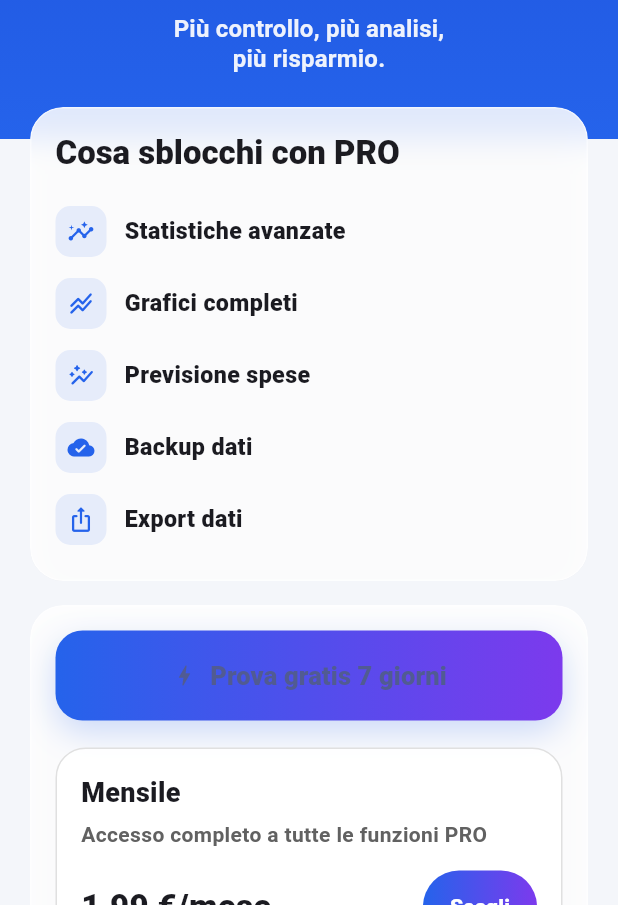
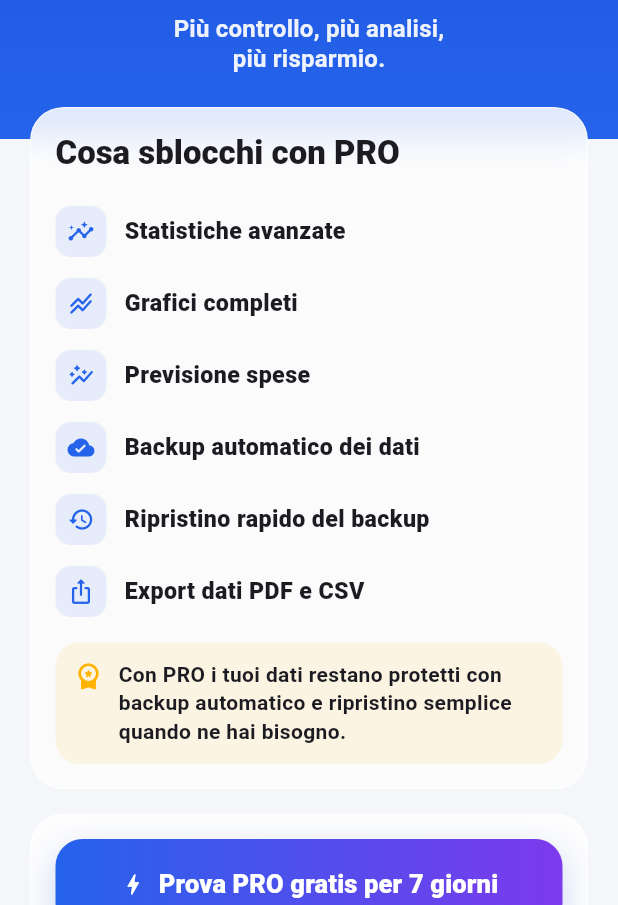
Before and after one commit to danieletaverriti-cpu/quantoposso, a Flutter app: the ProScreen screen opened directly with empty values, on a phone screen of 412 x 824 dp, the part 331-1236 px from its top. Run offline on Flutter 3.47's test engine with Material 3 defaults, Android fonts, the phone set to English and light mode, and no system bars; our stand-ins replace file_picker, fl_chart, flutter_local_notifications, hive, hive_flutter, image_picker and 5 more; accounts and stored records are empty.

Commit message:
sistemazione backup

```diff
--- a/lib/ui/screens/pro_screen.dart
+++ b/lib/ui/screens/pro_screen.dart
@@ -296,18 +296,50 @@ class _ProScreenState extends State<ProScreen>
         icon: Icons.stacked_line_chart_rounded,
         text: 'Grafici completi',
       ),
-
       const _FeatureRow(
         icon: Icons.auto_graph_rounded,
         text: 'Previsione spese',
       ),
       const _FeatureRow(
         icon: Icons.cloud_done_rounded,
-                            text: 'Backup dati',
+        text: 'Backup automatico dei dati',
+      ),
+      const _FeatureRow(
+        icon: Icons.restore_rounded,
+        text: 'Ripristino rapido del backup',
       ),
       const _FeatureRow(
         icon: Icons.ios_share_rounded,
-                            text: 'Export dati',
+        text: 'Export dati PDF e CSV',
+      ),
+      const SizedBox(height: 10),
+      Container(
+        width: double.infinity,
+        padding: const EdgeInsets.all(12),
+        decoration: BoxDecoration(
+          color: const Color(0xFFFFB300).withValues(alpha: 0.10),
+          borderRadius: BorderRadius.circular(16),
+        ),
+        child: const Row(
+          crossAxisAlignment: CrossAxisAlignment.start,
+          children: [
+            Icon(
+              Icons.workspace_premium_rounded,
+              color: Color(0xFFFFB300),
+              size: 20,
+            ),
+            SizedBox(width: 10),
+            Expanded(
+              child: Text(
+                'Con PRO i tuoi dati restano protetti con backup automatico e ripristino semplice quando ne hai bisogno.',
+                style: TextStyle(
+                  fontWeight: FontWeight.w700,
+                  height: 1.35,
+                ),
+              ),
+            ),
+          ],
+        ),
       ),
     ],
   ),
@@ -320,53 +352,70 @@ class _ProScreenState extends State<ProScreen>
   width: double.infinity,
   decoration: BoxDecoration(
     borderRadius: BorderRadius.circular(18),
-                              gradient: const LinearGradient(
-                                colors: [
-                                  Color(0xFF2563EB),
-                                  Color(0xFF7C3AED),
+    gradient: LinearGradient(
+      colors: state.settings.proTrialUsed
+          ? [
+              const Color(0xFF94A3B8),
+              const Color(0xFF64748B),
+            ]
+          : [
+              const Color(0xFF2563EB),
+              const Color(0xFF7C3AED),
             ],
     ),
     boxShadow: [
       BoxShadow(
         blurRadius: 18,
         offset: const Offset(0, 8),
-                                  color: const Color(0xFF2563EB)
-                                      .withValues(alpha: 0.22),
+        color: const Color(0xFF2563EB).withValues(alpha: 0.22),
       ),
     ],
   ),
   child: ElevatedButton.icon(
-                              onPressed: state.settings.proTrialUsed
-                                  ? null
-                                  : _startTrial,
+    onPressed: state.settings.proTrialUsed ? null : _startTrial,
     style: ElevatedButton.styleFrom(
       backgroundColor: Colors.transparent,
       shadowColor: Colors.transparent,
       disabledBackgroundColor: Colors.transparent,
-                                disabledForegroundColor: Colors.white70,
+      disabledForegroundColor: Colors.white,
       shape: RoundedRectangleBorder(
         borderRadius: BorderRadius.circular(18),
       ),
-                                padding:
-                                    const EdgeInsets.symmetric(vertical: 18),
+      padding: const EdgeInsets.symmetric(vertical: 18),
     ),
-                              icon: const Icon(Icons.bolt_rounded),
+    icon: Icon(
+      Icons.bolt_rounded,
+      color: Colors.white.withValues(alpha: state.settings.proTrialUsed ? 0.85 : 1),
+    ),
     label: Text(
       state.settings.proTrialUsed
-                                    ? 'Prova gratuita già usata'
-                                    : 'Prova gratis 7 giorni',
-                                style: const TextStyle(
+          ? 'Prova già utilizzata'
+          : 'Prova PRO gratis per 7 giorni',
+      style: TextStyle(
+        color: Colors.white.withValues(alpha: state.settings.proTrialUsed ? 0.85 : 1),
         fontWeight: FontWeight.w900,
         fontSize: 17,
       ),
     ),
   ),
 ),
+const SizedBox(height: 8),
+Text(
+  state.settings.proTrialUsed
+      ? 'Puoi comunque scegliere un piano PRO qui sotto'
+      : 'Annulla quando vuoi',
+  textAlign: TextAlign.center,
+  style: TextStyle(
+    fontSize: 12,
+    fontWeight: FontWeight.w600,
+    color: Colors.white.withValues(alpha: 0.80),
+  ),
+),
                           const SizedBox(height: 18),
                           _PlanCard(
                             title: 'Mensile',
                             subtitle: 'Accesso completo a tutte le funzioni PRO',
-                            price: monthly?.price ?? '1,99 €/mese',
+                            price: monthly?.price ?? '2,99 €/mese',
                             buttonText: 'Scegli',
                             onTap: _buyMonthly,
                           ),
@@ -376,7 +425,7 @@ class _ProScreenState extends State<ProScreen>
                             subtitle: yearlyMonthlyEquivalent != null
                                 ? '${yearlyMonthlyEquivalent.toStringAsFixed(2)} €/mese'
                                 : 'Miglior rapporto qualità/prezzo',
-                            price: yearly?.price ?? '14,99 €/anno',
+                            price: yearly?.price ?? '17,99 €/anno',
                             buttonText: 'Scegli',
                             badge: 'PIÙ POPOLARE',
                             saving: yearlySavingAmount != null
--- a/pubspec.yaml
+++ b/pubspec.yaml
@@ -1,7 +1,7 @@
 name: quantoposso
 description: App semplice per controllo spese (giornaliere + fisse) con obiettivi e promemoria.
 publish_to: "none"
-version: 1.0.1+900
+version: 1.0.1+905
 
 environment:
   sdk: ">=3.6.0 <4.0.0"
```
Also changed, not shown: lib/app/state.dart (+105 -24 lines), lib/services/backup_service.dart (+84 -1 lines). Lines whose indentation alone changed are shown as unchanged.
